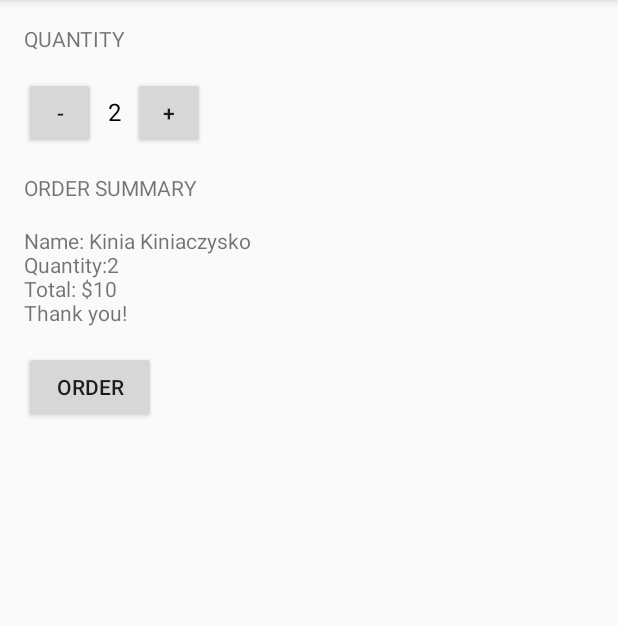
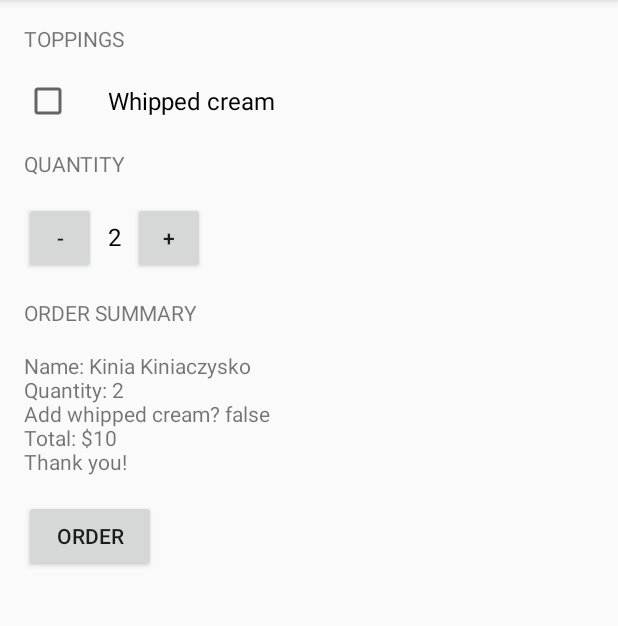
Before and after one commit to AleksanderSleszynski/JustJava, an Android app: the screen it shows after launch (MainActivity), after a tap on "ORDER", on a phone screen of 412 x 824 dp, the part 84-710 px from its top. Run offline under Robolectric (Android 15) with nearby library versions, the phone set to English and light mode, and no system bars.

Commit message:
Add whipped cream functionality

```diff
--- a/app/src/main/java/com/example/android/justjava/MainActivity.java
+++ b/app/src/main/java/com/example/android/justjava/MainActivity.java
@@ -5,6 +5,7 @@ import android.support.v7.app.AppCompatActivity;
 import android.view.Menu;
 import android.view.MenuItem;
 import android.view.View;
+import android.widget.CheckBox;
 import android.widget.TextView;
 
 
@@ -23,7 +24,9 @@ public class MainActivity extends AppCompatActivity {
      */
     public void submitOrder(View view){
         int price = calculatePrice();
-        displayMessage(createOrderSummary(price));
+        CheckBox whippedCreamCheckBox = (CheckBox) findViewById(R.id.whipped_cream_checkbox);
+        boolean hasWhippedCream =  whippedCreamCheckBox.isChecked();
+        displayMessage(createOrderSummary(price, hasWhippedCream));
 
     }
 
@@ -42,9 +45,10 @@ public class MainActivity extends AppCompatActivity {
      * @param price of the order
      * @return text summary
      */
-    private String createOrderSummary(int price){
+    private String createOrderSummary(int price, boolean hasWhippedCream){
         String priceMessage = "Name: Kinia Kiniaczysko" +
-                "\nQuantity:" + quantity +
+                "\nQuantity: " + quantity +
+                "\nAdd whipped cream? "+ hasWhippedCream +
                 "\nTotal: $"+ price +
                 "\nThank you!";
         return priceMessage;
--- a/app/src/main/res/layout/activity_main.xml
+++ b/app/src/main/res/layout/activity_main.xml
@@ -7,6 +7,22 @@
     android:paddingBottom="@dimen/activity_vertical_margin"
     android:orientation="vertical"
     tools:context=".MainActivity">
+
+    <TextView
+        android:layout_width="wrap_content"
+        android:layout_height="wrap_content"
+        android:text="Toppings"
+        android:layout_marginBottom="16dp"
+        android:textAllCaps="true"/>
+
+    <CheckBox
+        android:id="@+id/whipped_cream_checkbox"
+        android:layout_width="wrap_content"
+        android:layout_height="wrap_content"
+        android:text="Whipped cream"
+        android:paddingLeft="24dp"
+        android:textSize="16sp"
+        android:layout_marginBottom="16dp"/>
 
     <TextView
         android:layout_width="wrap_content"
```
